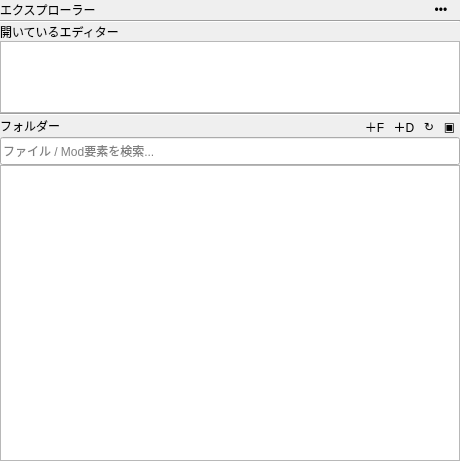
Qt form ui/docks/project_tree_dock.ui (Ikumyon/PDX-Mod-Studio) before a commit.
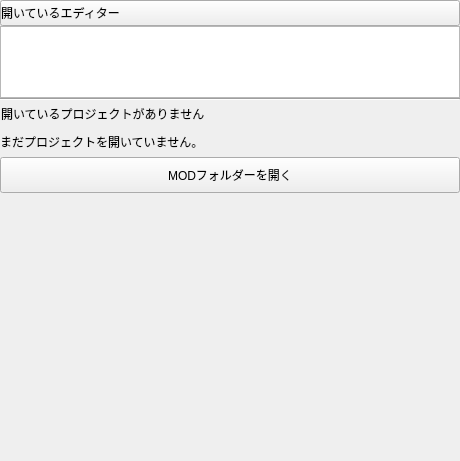
The same form after that commit.

Diff of the .ui file:
```diff
--- a/ui/docks/project_tree_dock.ui
+++ b/ui/docks/project_tree_dock.ui
@@ -12,12 +12,12 @@
   </property>
   <property name="minimumSize">
    <size>
-    <width>300</width>
-    <height>420</height>
+    <width>158</width>
+    <height>10</height>
    </size>
   </property>
   <property name="styleSheet">
-   <string notr="true">QPushButton, QToolButton {
+   <string notr="true">QPushButton[isHeader=&quot;true&quot;] , QToolButton {
 	background: transparent;
 	border: none;
 }</string>
@@ -63,49 +63,9 @@
        <property name="bottomMargin">
         <number>0</number>
        </property>
-       <item>
-        <widget class="QLabel" name="explorerTitleLabel">
-         <property name="text">
-          <string>エクスプローラー</string>
-         </property>
-        </widget>
-       </item>
-       <item>
-        <spacer name="explorerTitleSpacer">
-         <property name="orientation">
-          <enum>Qt::Orientation::Horizontal</enum>
-         </property>
-         <property name="sizeHint" stdset="0">
-          <size>
-           <width>40</width>
-           <height>20</height>
-          </size>
-         </property>
-        </spacer>
-       </item>
-       <item>
-        <widget class="QToolButton" name="explorerMoreButton">
-         <property name="toolTip">
-          <string>その他の操作</string>
-         </property>
-         <property name="text">
-          <string>•••</string>
-         </property>
-         <property name="popupMode">
-          <enum>QToolButton::ToolButtonPopupMode::InstantPopup</enum>
-         </property>
-        </widget>
-       </item>
       </layout>
      </widget>
     </item>
-    <item>
-     <widget class="Line" name="titleSeparator">
-      <property name="orientation">
-       <enum>Qt::Orientation::Horizontal</enum>
-      </property>
-     </widget>
-    </item>
     <item>
      <widget class="QPushButton" name="openEditorsHeader">
       <property name="sizePolicy">
@@ -149,6 +109,102 @@
      </widget>
     </item>
     <item>
+     <widget class="QStackedWidget" name="folderStack">
+      <property name="currentIndex">
+       <number>0</number>
+      </property>
+      <widget class="QWidget" name="noFolderPage">
+       <layout class="QVBoxLayout" name="noFolderLayout">
+        <property name="leftMargin">
+         <number>0</number>
+        </property>
+        <property name="topMargin">
+         <number>0</number>
+        </property>
+        <property name="rightMargin">
+         <number>0</number>
+        </property>
+        <property name="bottomMargin">
+         <number>0</number>
+        </property>
+        <item>
+         <widget class="QPushButton" name="noFolderHeader">
+          <property name="sizePolicy">
+           <sizepolicy hsizetype="Expanding" vsizetype="Fixed">
+            <horstretch>0</horstretch>
+            <verstretch>0</verstretch>
+           </sizepolicy>
+          </property>
+          <property name="styleSheet">
+           <string notr="true">text-align: left;</string>
+          </property>
+          <property name="text">
+           <string>開いているプロジェクトがありません</string>
+          </property>
+          <property name="flat">
+           <bool>true</bool>
+          </property>
+          <property name="isHeader" stdset="0">
+           <bool>true</bool>
+          </property>
+         </widget>
+        </item>
+        <item>
+         <widget class="QLabel" name="noFolderMessageLabel">
+          <property name="text">
+           <string>まだプロジェクトを開いていません。</string>
+          </property>
+          <property name="wordWrap">
+           <bool>true</bool>
+          </property>
+         </widget>
+        </item>
+        <item>
+         <widget class="QPushButton" name="openFolderButton">
+          <property name="minimumSize">
+           <size>
+            <width>0</width>
+            <height>36</height>
+           </size>
+          </property>
+          <property name="text">
+           <string>MODフォルダーを開く</string>
+          </property>
+         </widget>
+        </item>
+        <item>
+         <spacer name="noFolderBottomSpacer">
+          <property name="orientation">
+           <enum>Qt::Orientation::Vertical</enum>
+          </property>
+          <property name="sizeHint" stdset="0">
+           <size>
+            <width>20</width>
+            <height>40</height>
+           </size>
+          </property>
+         </spacer>
+        </item>
+       </layout>
+      </widget>
+      <widget class="QWidget" name="folderPage">
+       <layout class="QVBoxLayout" name="folderPageLayout">
+        <property name="spacing">
+         <number>0</number>
+        </property>
+        <property name="leftMargin">
+         <number>0</number>
+        </property>
+        <property name="topMargin">
+         <number>0</number>
+        </property>
+        <property name="rightMargin">
+         <number>0</number>
+        </property>
+        <property name="bottomMargin">
+         <number>0</number>
+        </property>
+        <item>
      <widget class="QWidget" name="projectHeaderBar" native="true">
       <layout class="QHBoxLayout" name="projectHeaderLayout">
        <property name="spacing">
@@ -178,7 +234,10 @@
           <string notr="true">text-align: left;</string>
          </property>
          <property name="text">
-          <string>フォルダー</string>
+              <string>プロジェクト</string>
+             </property>
+             <property name="isHeader" stdset="0">
+              <bool>true</bool>
          </property>
         </widget>
        </item>
@@ -278,6 +337,23 @@
         <string>名前</string>
        </property>
       </column>
+         </widget>
+        </item>
+        <item>
+         <spacer name="FollderSpacer">
+          <property name="orientation">
+           <enum>Qt::Orientation::Vertical</enum>
+          </property>
+          <property name="sizeHint" stdset="0">
+           <size>
+            <width>20</width>
+            <height>40</height>
+           </size>
+          </property>
+         </spacer>
+        </item>
+       </layout>
+      </widget>
      </widget>
     </item>
    </layout>
```
Left out of the diff: 5 changed lines with no effect on the pictures. Lines whose indentation alone changed are shown as unchanged.
